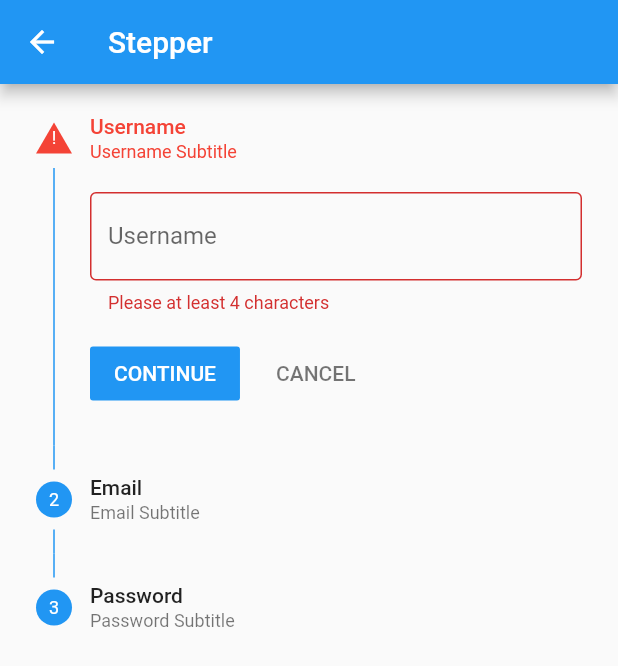
After one commit to algonacci/input-widgets, a Flutter app: the StepperPage screen opened by its route, after a tap on "CONTINUE", on a phone screen of 412 x 824 dp. The commit adds this screen. Shown: the top 666 px of the screen. Run offline on Flutter 3.47's test engine with Material 2 defaults, Android fonts, the phone set to English and light mode, and no system bars; our stand-ins replace date_format, email_validator.

Commit message:
learnt about Stepper

```diff
--- a/lib/home_page.dart
+++ b/lib/home_page.dart
@@ -65,6 +65,19 @@ class HomePage extends StatelessWidget {
               ),
             ],
           ),
+          Row(
+            mainAxisAlignment: MainAxisAlignment.center,
+            children: [
+              ElevatedButton(
+                onPressed: () {
+                  Navigator.pushNamed(context, '/stepper');
+                },
+                child: const Text(
+                  'Stepper Page',
+                ),
+              ),
+            ],
+          ),
         ],
       ),
     );
--- a/lib/main.dart
+++ b/lib/main.dart
@@ -2,6 +2,7 @@ import 'package:flutter/material.dart';
 import 'package:input_widgets/checkbox_slider_radio_switch_page.dart';
 import 'package:input_widgets/date_page.dart';
 import 'package:input_widgets/home_page.dart';
+import 'package:input_widgets/stepper_page.dart';
 import 'package:input_widgets/text_field.dart';
 import 'package:input_widgets/text_form_field.dart';
 
@@ -21,6 +22,7 @@ class MyApp extends StatelessWidget {
         '/textformfield': (context) => const TextFormFieldPage(),
         '/other': (context) => const CheckboxSliderRadioSwitchPage(),
         '/date': (context) => const DatePage(),
+        '/stepper': (context) => const StepperPage()
       },
     );
   }
--- /dev/null
+++ b/lib/stepper_page.dart
@@ -0,0 +1,176 @@
+import 'package:flutter/material.dart';
+
+class StepperPage extends StatefulWidget {
+  const StepperPage({super.key});
+
+  @override
+  State<StepperPage> createState() => _StepperPageState();
+}
+
+class _StepperPageState extends State<StepperPage> {
+  int activeStep = 0;
+  String? username, email, password;
+  List<Step> steps = [];
+  var key0 = GlobalKey<FormFieldState>();
+  var key1 = GlobalKey<FormFieldState>();
+  var key2 = GlobalKey<FormFieldState>();
+  bool error = false;
+
+  @override
+  Widget build(BuildContext context) {
+    steps = allSteps();
+    return Scaffold(
+      appBar: AppBar(
+        title: const Text('Stepper'),
+      ),
+      body: SingleChildScrollView(
+        child: Stepper(
+          onStepContinue: () {
+            setState(() {
+              // if (activeStep < steps.length - 1) {
+              //   activeStep++;
+              // }
+              continueControl();
+            });
+          },
+          onStepCancel: () {
+            setState(() {
+              if (activeStep > 0) {
+                activeStep--;
+              } else {
+                activeStep = 0;
+              }
+            });
+          },
+          currentStep: activeStep,
+          // onStepTapped: (selectedStep) {
+          //   setState(() {
+          //     activeStep = selectedStep;
+          //   });
+          // },
+          steps: steps,
+        ),
+      ),
+    );
+  }
+
+  List<Step> allSteps() {
+    List<Step> steps = [
+      Step(
+        title: const Text('Username'),
+        subtitle: const Text('Username Subtitle'),
+        state: setSteps(0),
+        isActive: true,
+        content: TextFormField(
+          key: key0,
+          validator: (incomingValue) {
+            if (incomingValue!.length < 4) {
+              return 'Please at least 4 characters';
+            }
+            return null;
+          },
+          onSaved: (incomingValue) {
+            username = incomingValue;
+          },
+          decoration: const InputDecoration(
+            border: OutlineInputBorder(),
+            labelText: ('Username'),
+            hintText: ('Username'),
+          ),
+        ),
+      ),
+      Step(
+        title: const Text('Email'),
+        subtitle: const Text('Email Subtitle'),
+        state: setSteps(1),
+        isActive: true,
+        content: TextFormField(
+          key: key1,
+          validator: (incomingValue) {
+            if (!incomingValue!.contains('@')) {
+              return 'Please input a valid email';
+            }
+            return null;
+          },
+          onSaved: (incomingValue) {
+            email = incomingValue;
+          },
+          decoration: const InputDecoration(
+            border: OutlineInputBorder(),
+            labelText: ('Email'),
+            hintText: ('Email'),
+          ),
+        ),
+      ),
+      Step(
+        title: const Text('Password'),
+        subtitle: const Text('Password Subtitle'),
+        state: setSteps(2),
+        isActive: true,
+        content: TextFormField(
+          key: key2,
+          validator: (incomingValue) {
+            if (incomingValue!.length < 6) {
+              return 'Please at least 6 characters';
+            }
+            return null;
+          },
+          onSaved: (incomingValue) {
+            password = incomingValue;
+          },
+          obscureText: true,
+          decoration: const InputDecoration(
+            border: OutlineInputBorder(),
+            labelText: ('Password'),
+            hintText: ('Password'),
+          ),
+        ),
+      ),
+    ];
+    return steps;
+  }
+
+  StepState setSteps(int i) {
+    if (activeStep == i) {
+      if (error) {
+        return StepState.error;
+      } else {
+        return StepState.editing;
+      }
+    } else {
+      return StepState.indexed;
+    }
+  }
+
+  void continueControl() {
+    switch (activeStep) {
+      case 0:
+        if (key0.currentState!.validate()) {
+          key0.currentState!.save();
+          error = false;
+          activeStep++;
+        } else {
+          error = true;
+        }
+        break;
+      case 1:
+        if (key1.currentState!.validate()) {
+          key1.currentState!.save();
+          error = false;
+          activeStep++;
+        } else {
+          error = true;
+        }
+        break;
+      case 2:
+        if (key2.currentState!.validate()) {
+          key2.currentState!.save();
+          error = false;
+          activeStep++;
+        } else {
+          error = true;
+        }
+        break;
+    }
+  }
+}
```
